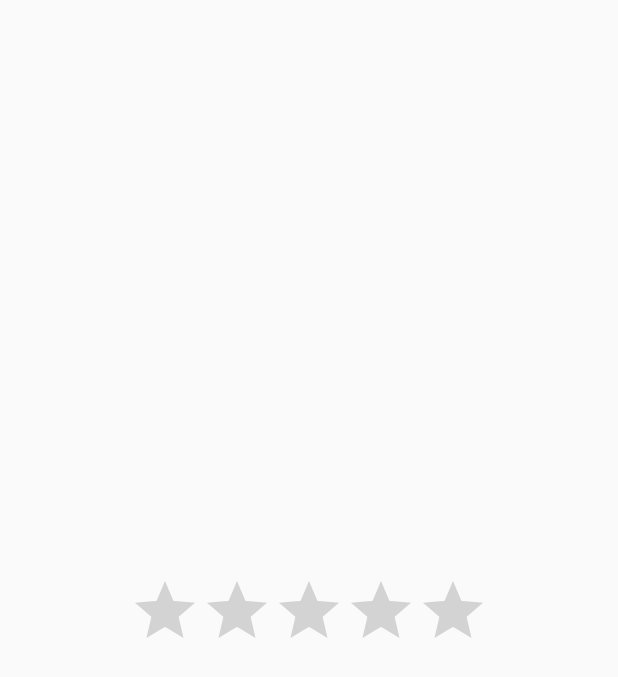
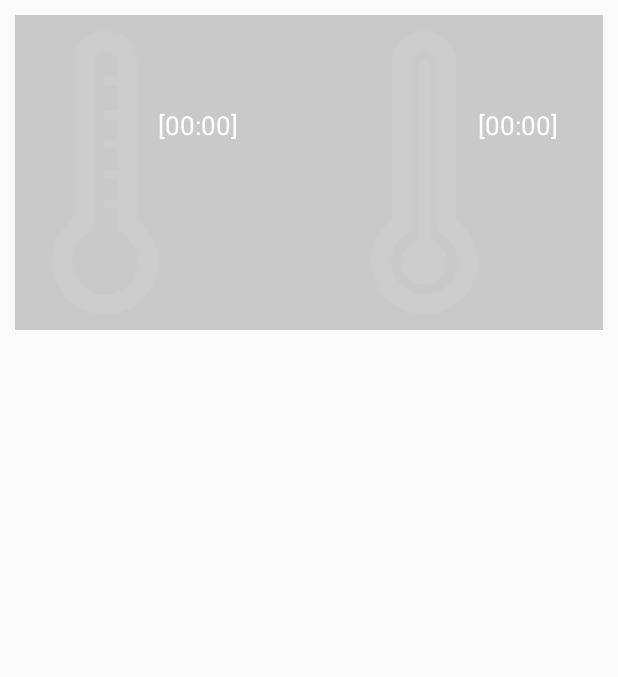
Before and after one commit to c1nek/MeteoRG, an Android app: the layout details_weather.xml on its own in the app's theme, with its tools: preview values and no code run, on a phone screen of 412 x 824 dp. Shown: the top 677 px of the screen. Run offline under Robolectric (Android 15) with nearby library versions, the phone set to English and light mode, and no system bars.

Commit message:
robi sie SZTOS

```diff
--- a/app/src/main/java/com/example/marcin/MeteoRG/basic_weather_layout.java
+++ b/app/src/main/java/com/example/marcin/MeteoRG/basic_weather_layout.java
@@ -3,7 +3,6 @@ package com.example.marcin.MeteoRG;
 import android.os.Bundle;
 
 import android.support.v4.app.Fragment;
-import android.support.v4.app.FragmentActivity;
 import android.view.LayoutInflater;
 import android.view.View;
 import android.view.ViewGroup;
@@ -21,14 +20,13 @@ public class basic_weather_layout extends Fragment{
     weather WeatherObjectFragment1;
 
 
-   TextView tempField,descriptionField, sunriseTimeFiled;
+   TextView tempField,descriptionField;
 
     public View onCreateView(LayoutInflater inflater, ViewGroup container, Bundle savedInstanceState) {
         mainView = inflater.inflate(R.layout.basic_weather, container, false);
 
         tempField = (TextView) mainView.findViewById(R.id.temp);
         descriptionField = (TextView) mainView.findViewById(R.id.description);
-        sunriseTimeFiled = (TextView) mainView.findViewById(R.id.sunriseTime);
 
         WeatherObjectFragment1 = ((MainActivity)getActivity()).getwWather();
         fillWithData();
@@ -45,6 +43,5 @@ public class basic_weather_layout extends Fragment{
 
         tempField.setText((Integer.toString(WeatherObjectFragment1.temp))+"\u00b0"+"C");
         descriptionField.setText(WeatherObjectFragment1.conditions);
-        sunriseTimeFiled.setText(sunriseTimeString);
     }
     }
--- a/app/src/main/res/layout/activity_main.xml
+++ b/app/src/main/res/layout/activity_main.xml
@@ -70,7 +70,8 @@
             android:layout_alignParentTop="true"
             android:layout_centerHorizontal="true"
             android:layout_marginTop="35dp"
-            android:textColor="#ffffffff" />
+            android:textColor="#ffffffff"
+            android:textSize="17dp" />
 
         <ImageView
             android:layout_width="wrap_content"
--- a/app/src/main/res/layout/details_weather.xml
+++ b/app/src/main/res/layout/details_weather.xml
@@ -1,11 +1,64 @@
 <?xml version="1.0" encoding="utf-8"?>
 <RelativeLayout xmlns:android="http://schemas.android.com/apk/res/android"
-    android:layout_width="match_parent" android:layout_height="match_parent">
+    android:layout_width="match_parent" android:layout_height="match_parent"
+    android:padding="10dp">
 
-    <RatingBar
-        android:layout_width="wrap_content"
-        android:layout_height="wrap_content"
-        android:id="@+id/ratingBar"
-        android:layout_centerVertical="true"
-        android:layout_centerHorizontal="true" />
+    <ScrollView
+        android:layout_width="fill_parent"
+        android:layout_height="fill_parent"
+        android:id="@+id/scrollView" >
+
+        <RelativeLayout
+            android:layout_width="fill_parent"
+            android:layout_height="fill_parent"
+            android:background="#32000000">
+
+            <TextView
+                android:layout_width="wrap_content"
+                android:layout_height="wrap_content"
+                android:textAppearance="?android:attr/textAppearanceLarge"
+                android:text="[00:00]"
+                android:id="@+id/minTemp"
+                android:textColor="#ffffffff"
+                android:textSize="17dp"
+                android:layout_alignParentTop="true"
+                android:layout_toEndOf="@+id/imageView2"
+                android:layout_marginTop="61dp" />
+
+            <TextView
+                android:layout_width="wrap_content"
+                android:layout_height="wrap_content"
+                android:textAppearance="?android:attr/textAppearanceLarge"
+                android:text="[00:00]"
+                android:id="@+id/maxTemp"
+                android:textColor="#ffffffff"
+                android:layout_marginEnd="30dp"
+                android:textSize="17dp"
+                android:layout_alignTop="@+id/minTemp"
+                android:layout_alignParentEnd="true" />
+
+            <ImageView
+                android:layout_width="wrap_content"
+                android:layout_height="wrap_content"
+                android:id="@+id/imageView2"
+                android:src="@drawable/temp_min_ico"
+                android:layout_alignParentTop="true"
+                android:layout_alignParentStart="true"
+                android:layout_marginStart="24dp"
+                android:layout_marginTop="10dp"
+                android:layout_marginBottom="10dp" />
+
+            <ImageView
+                android:layout_width="wrap_content"
+                android:layout_height="wrap_content"
+                android:id="@+id/imageView"
+                android:src="@drawable/temp_max_ico"
+                android:layout_alignParentTop="true"
+                android:layout_toStartOf="@+id/maxTemp"
+                android:layout_marginTop="10dp"
+                android:layout_marginBottom="10dp" />
+
+        </RelativeLayout>
+    </ScrollView>
+
 </RelativeLayout>
```
Also changed, not shown: app/src/main/java/com/example/marcin/MeteoRG/MainActivity.java (+8 -7 lines), app/src/main/java/com/example/marcin/MeteoRG/details_weather_layout.java (+24 -0 lines), app/src/main/java/com/example/marcin/MeteoRG/weather.java (+8 -6 lines), app/src/main/res/drawable/temp_max_ico.png (added), app/src/main/res/drawable/temp_min_ico.png (added).
